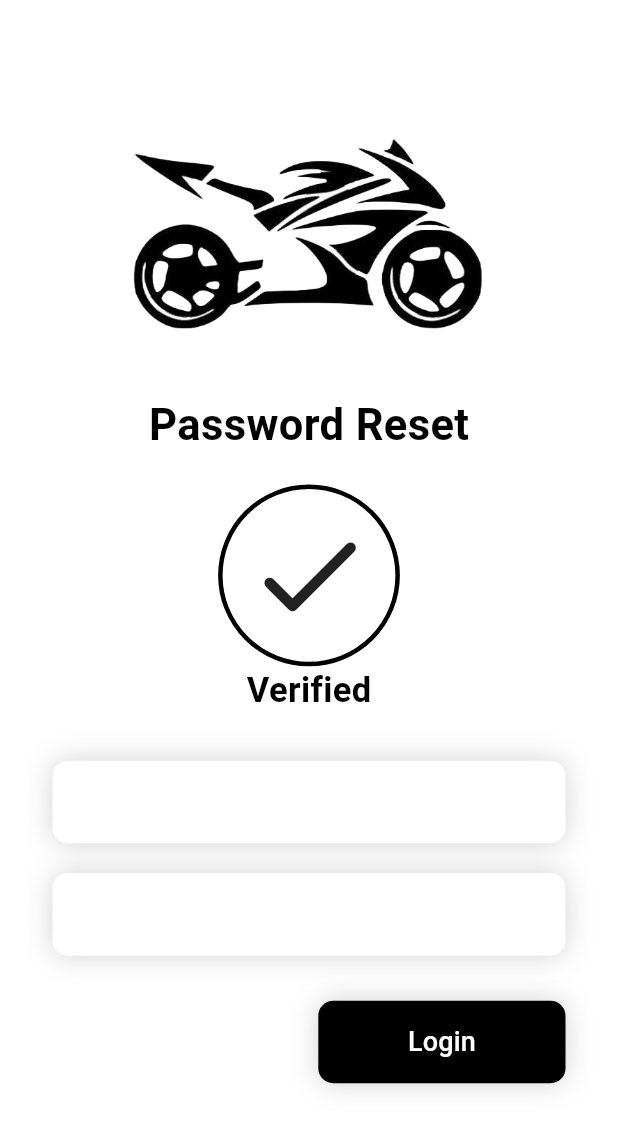
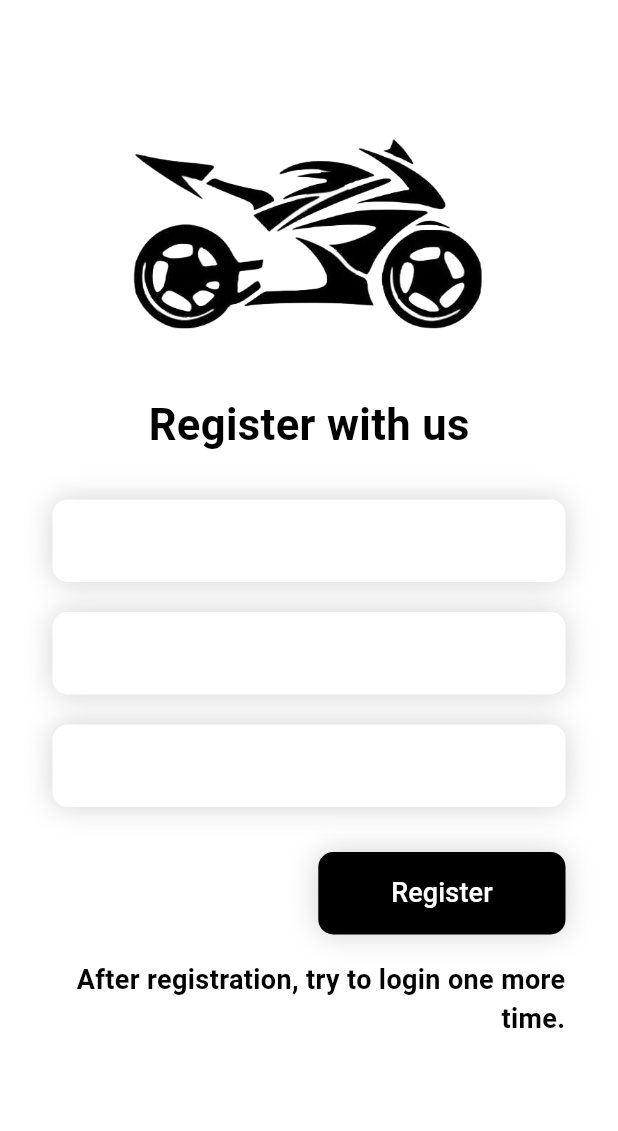
Before and after one commit to Abdusalom-mobile-developer/flutter_practice36_hw2_Navigation, a Flutter app: the screen it shows after launch, on a phone screen of 412 x 824 dp. Shown: the top 1131 px of the screen. Run offline on Flutter 3.47's test engine with Material 3 defaults, Android fonts, the phone set to English and light mode, and no system bars.

Commit message:
Created 2 new screens which helps users to re-enter their email and register.

```diff
--- a/lib/main.dart
+++ b/lib/main.dart
@@ -1,5 +1,7 @@
 import 'package:flutter/material.dart';
 import 'package:flutter_practice36_hw2/screens/login_screen.dart';
+import 'package:flutter_practice36_hw2/screens/re_enter_email_screen.dart';
+import 'package:flutter_practice36_hw2/screens/register_screen.dart';
 import 'package:flutter_practice36_hw2/screens/reset_password_screen.dart';
 import 'package:flutter_practice36_hw2/screens/reset_password_verified_screen.dart';
 import 'package:flutter_practice36_hw2/screens/retry_screen.dart';
@@ -24,7 +26,7 @@
   Widget build(BuildContext context) {
     return MaterialApp(
       debugShowCheckedModeBanner: false,
-      home: const ResetPasswordVerifiedScreen(),
+      home: const RegisterScreen(),
       routes: {
         LoginScreen.id: (context) => const LoginScreen(),
         RetryScreen.id: (context) => const RetryScreen(),
@@ -33,6 +35,8 @@
         ResetPasswordScreen.id: (context) => const ResetPasswordScreen(),
         ResetPasswordVerifiedScreen.id: (context) =>
             const ResetPasswordVerifiedScreen(),
+        ReEnterEmailScreen.id: (context) => const ReEnterEmailScreen(),
+        RegisterScreen.id: (context) => const RegisterScreen(),
       },
     );
   }
--- /dev/null
+++ b/lib/screens/register_screen.dart
@@ -0,0 +1,125 @@
+import 'package:flutter/material.dart';
+
+class RegisterScreen extends StatefulWidget {
+  static const String id = "register_screen";
+  const RegisterScreen({
+    super.key,
+  });
+
+  @override
+  State<RegisterScreen> createState() => _RegisterScreenState();
+}
+
+class _RegisterScreenState extends State<RegisterScreen> {
+  final TextEditingController _newEmailController = TextEditingController();
+  final TextEditingController _newUsernameController = TextEditingController();
+  final TextEditingController _newPasswordController = TextEditingController();
+
+  Widget textFieldMaker(String hintText, TextEditingController controller) {
+    return Container(
+      height: 55,
+      width: double.infinity,
+      margin: const EdgeInsets.only(bottom: 20),
+      decoration: BoxDecoration(
+          borderRadius: BorderRadius.circular(10),
+          color: Colors.white,
+          boxShadow: [
+            BoxShadow(
+                color: Colors.black.withOpacity(0.18),
+                blurRadius: 15,
+                offset: const Offset(0, 0))
+          ]),
+      child: TextField(
+        controller: controller,
+        smartDashesType: SmartDashesType.disabled,
+        style: const TextStyle(color: Colors.black, fontSize: 18),
+        decoration: InputDecoration(
+            border: const OutlineInputBorder(
+                borderSide: BorderSide.none,
+                gapPadding: BouncingScrollSimulation.maxSpringTransferVelocity),
+            hintText: hintText,
+            hintStyle: const TextStyle(color: Colors.black, fontSize: 18)),
+      ),
+    );
+  }
+
+  @override
+  Widget build(BuildContext context) {
+    return Scaffold(
+      backgroundColor: Colors.white,
+      body: Container(
+        margin: const EdgeInsets.symmetric(horizontal: 35, vertical: 0),
+        child: SingleChildScrollView(
+          child: Column(
+            children: [
+              const Image(
+                image: AssetImage("assets/images/logo3.png"),
+                width: double.infinity,
+                fit: BoxFit.cover,
+              ),
+              Transform.translate(
+                offset: const Offset(0, -80),
+                child: Column(
+                  crossAxisAlignment: CrossAxisAlignment.center,
+                  children: [
+                    const Text(
+                      "Register with us",
+                      style: TextStyle(
+                          color: Colors.black,
+                          fontSize: 29,
+                          fontWeight: FontWeight.bold),
+                    ),
+                    const SizedBox(
+                      height: 30,
+                    ),
+                    textFieldMaker("New email", _newEmailController),
+                    textFieldMaker("New username", _newUsernameController),
+                    textFieldMaker("New password", _newPasswordController),
+                    const SizedBox(
+                      height: 10,
+                    ),
+                    Row(
+                      mainAxisAlignment: MainAxisAlignment.end,
+                      crossAxisAlignment: CrossAxisAlignment.center,
+                      children: [
+                        Container(
+                            height: 55,
+                            width: MediaQuery.of(context).size.width / 2.5,
+                            decoration: BoxDecoration(
+                                borderRadius: BorderRadius.circular(10),
+                                color: Colors.black,
+                                boxShadow: [
+                                  BoxShadow(
+                                      color: Colors.black.withOpacity(0.18),
+                                      blurRadius: 15,
+                                      offset: const Offset(0, 0))
+                                ]),
+                            child: TextButton(
+                                onPressed: () {},
+                                child: const Text(
+                                  "Register",
+                                  style: TextStyle(
+                                      color: Colors.white, fontSize: 18),
+                                ))),
+                      ],
+                    ),
+                    const SizedBox(
+                      height: 17,
+                    ),
+                    const Text(
+                        textAlign: TextAlign.end,
+                        "After registration, try to login one more time.",
+                        style: TextStyle(
+                            color: Colors.black,
+                            fontSize: 18,
+                            fontWeight: FontWeight.bold))
+                  ],
+                ),
+              )
+            ],
+          ),
+        ),
+      ),
+    );
+  }
+}
```
Also changed, not shown: lib/screens/re_enter_email_screen.dart (added, +125 -0 lines).
